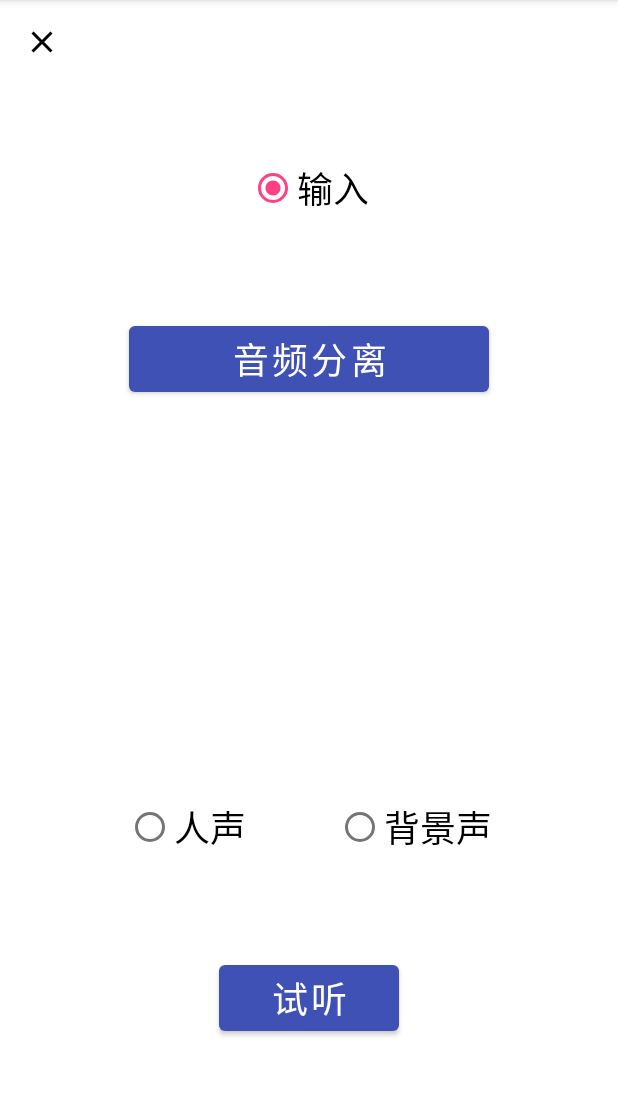
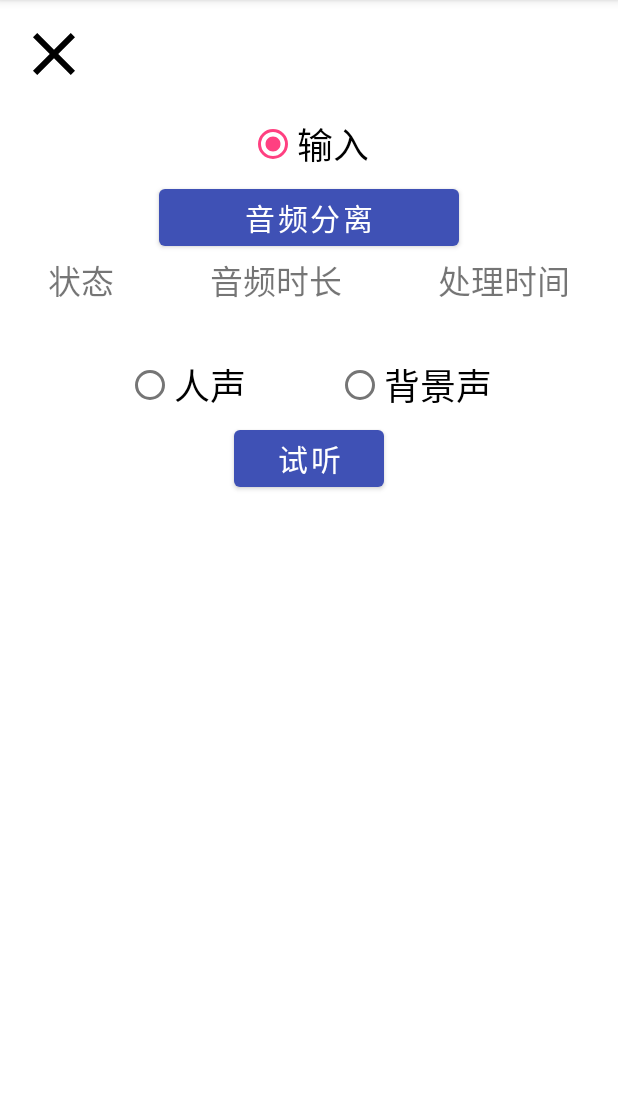
Before and after one commit to z6m8n7ljw/spleeter-mnn, an Android app: the AudioSeparationActivity screen opened directly, with no data from a screen before it, on a phone screen of 412 x 824 dp, the part 84-1180 px from its top. Run offline under Robolectric (Android 15) with nearby library versions, the phone set to English and light mode, and no system bars.

Commit message:
build: build native library in Release version; style: add processing status and data for layout

```diff
--- a/Android/AudioSeparation/app/src/main/java/com/bilibili/audioseparation/activity/MainActivity.java
+++ b/Android/AudioSeparation/app/src/main/java/com/bilibili/audioseparation/activity/MainActivity.java
@@ -39,7 +39,6 @@ public class MainActivity extends BaseActivity {
 
         initPermission();
         setListener();
-//        setNativeLibraryDirPath();
         prepareResourceFiles();
     }
 
@@ -56,11 +55,6 @@ public class MainActivity extends BaseActivity {
 
     private void setListener() {
         findViewById(R.id.main_btn_audioseparate).setOnClickListener(v -> startActivity(AudioSeparationActivity.class));
-    }
-
-    private void setNativeLibraryDirPath() {
-        String libPath = "/data/data/com.bilibili.audioseparation/";
-        BLLibLoader.setLibraryPath(libPath);
     }
 
     private void initPermission() {
--- a/Android/AudioSeparation/app/src/main/res/layout/activity_audioseparation.xml
+++ b/Android/AudioSeparation/app/src/main/res/layout/activity_audioseparation.xml
@@ -1,6 +1,5 @@
 <?xml version="1.0" encoding="utf-8"?>
 <LinearLayout xmlns:android="http://schemas.android.com/apk/res/android"
-    xmlns:app="http://schemas.android.com/apk/res-auto"
     android:layout_width="match_parent"
     android:layout_height="match_parent"
     android:orientation="vertical">
@@ -12,35 +11,39 @@
 
         <ImageButton
             android:id="@+id/back_button"
+            android:layout_width="48dp"
+            android:layout_height="48dp"
+            android:layout_margin="12dp"
+            android:background="?android:attr/selectableItemBackground"
+            android:contentDescription="@string/back_button"
+            android:scaleType="fitCenter"
+            android:src="@drawable/ic_back" />
+
+        <View
+            android:layout_width="wrap_content"
+            android:layout_height="match_parent"
+            android:layout_weight="1" />
+
+        <ProgressBar
+            android:id="@+id/progress_bar"
             android:layout_width="wrap_content"
             android:layout_height="wrap_content"
-            android:layout_alignParentStart="true"
-            android:layout_marginStart="16dp"
-            android:layout_marginLeft="16dp"
-            android:layout_marginTop="16dp"
-            android:background="?android:attr/selectableItemBackground"
-            android:contentDescription="@string/back_button"
-            android:src="@drawable/ic_back" />
+            android:layout_margin="12dp"
+            android:indeterminate="true"
+            android:visibility="gone" />
 
     </LinearLayout>
 
     <LinearLayout
         android:layout_width="match_parent"
         android:layout_height="match_parent"
-        android:layout_below="@id/back_button"
-        android:orientation="vertical">
-
-        <LinearLayout
-            android:layout_width="match_parent"
-            android:layout_height="wrap_content"
-            android:layout_weight="0.5"
-            android:gravity="center"
         android:orientation="vertical">
 
         <RadioGroup
             android:id="@+id/file_in_group"
-                android:layout_width="wrap_content"
+            android:layout_width="match_parent"
             android:layout_height="wrap_content"
+            android:gravity="center"
             android:orientation="horizontal">
 
             <RadioButton
@@ -48,54 +51,98 @@
                 android:layout_width="wrap_content"
                 android:layout_height="wrap_content"
                 android:checked="true"
-                    android:text="输入"
+                android:text="@string/input"
                 android:textSize="24sp" />
         </RadioGroup>
-        </LinearLayout>
 
         <LinearLayout
             android:layout_width="match_parent"
             android:layout_height="wrap_content"
-            android:layout_weight="0.3"
+            android:gravity="center"
+            android:orientation="vertical">
+
+            <Button
+                android:id="@+id/btn_audio_separate"
+                android:layout_width="200dp"
+                android:layout_height="wrap_content"
+                android:text="@string/process"
+                android:textSize="20sp" />
+        </LinearLayout>
+
+        <TableLayout
+            android:id="@+id/table"
+            android:layout_width="match_parent"
+            android:layout_height="wrap_content"
             android:gravity="center_horizontal"
             android:orientation="horizontal">
 
-            <Button
-                android:id="@+id/btn_audio_separate"
-                android:layout_width="240dp"
-                android:layout_height="wrap_content"
-                android:layout_weight="0"
-                android:text="音频分离"
-                android:textSize="24sp" />
-        </LinearLayout>
+            <TableRow
+                android:layout_width="match_parent"
+                android:layout_height="match_parent"
+                android:orientation="horizontal">
 
-        <LinearLayout
-            android:layout_width="match_parent"
-            android:layout_height="wrap_content"
-            android:layout_weight="0.5"
-            android:gravity="center_horizontal"
-            android:orientation="horizontal">
-            <ProgressBar
-                android:id="@+id/progress_bar"
+                <TextView
                     android:layout_width="wrap_content"
                     android:layout_height="wrap_content"
-                android:layout_centerInParent="true"
-                android:indeterminate="true"
-                android:visibility="gone" />
+                    android:layout_weight="1"
+                    android:gravity="center"
+                    android:text="@string/status"
+                    android:textSize="22sp" />
 
-        </LinearLayout>
+                <TextView
+                    android:layout_width="wrap_content"
+                    android:layout_height="wrap_content"
+                    android:layout_weight="1"
+                    android:gravity="center"
+                    android:text="@string/audio_duration"
+                    android:textSize="22sp" />
 
-        <LinearLayout
+                <TextView
+                    android:layout_width="wrap_content"
+                    android:layout_height="wrap_content"
+                    android:layout_weight="1"
+                    android:gravity="center"
+                    android:text="@string/processing_time"
+                    android:textSize="22sp" />
+            </TableRow>
+
+            <TableRow
                 android:layout_width="match_parent"
+                android:layout_height="match_parent"
+                android:orientation="horizontal">
+
+                <TextView
+                    android:id="@+id/status_text"
+                    android:layout_width="wrap_content"
                     android:layout_height="wrap_content"
-            android:layout_weight="0.5"
+                    android:layout_weight="1"
                     android:gravity="center"
-            android:orientation="vertical">
+                    android:textSize="22sp" />
+
+                <TextView
+                    android:id="@+id/duration_text"
+                    android:layout_width="wrap_content"
+                    android:layout_height="wrap_content"
+                    android:layout_weight="1"
+                    android:gravity="center"
+                    android:textSize="22sp" />
+
+                <TextView
+                    android:id="@+id/processing_time_text"
+                    android:layout_width="wrap_content"
+                    android:layout_height="wrap_content"
+                    android:layout_weight="1"
+                    android:gravity="center"
+                    android:textSize="22sp" />
+            </TableRow>
+
+        </TableLayout>
 
         <RadioGroup
             android:id="@+id/file_out_group"
-                android:layout_width="wrap_content"
+            android:layout_width="match_parent"
             android:layout_height="wrap_content"
+            android:gravity="center"
             android:orientation="horizontal">
 
             <RadioButton
@@ -105,7 +152,7 @@
                 android:layout_marginEnd="30dp"
                 android:layout_marginRight="30dp"
                 android:checked="false"
-                    android:text="人声"
+                android:text="@string/vocal"
                 android:textSize="24sp" />
 
             <RadioButton
@@ -115,25 +162,22 @@
                 android:layout_marginStart="30dp"
                 android:layout_marginLeft="30dp"
                 android:checked="false"
-                    android:text="背景声"
+                android:text="@string/background_sound"
                 android:textSize="24sp" />
         </RadioGroup>
-        </LinearLayout>
 
         <LinearLayout
             android:layout_width="match_parent"
             android:layout_height="wrap_content"
-            android:layout_weight="0.3"
-            android:gravity="center_horizontal"
-            android:orientation="horizontal">
+            android:gravity="center|center_horizontal"
+            android:orientation="vertical">
 
             <Button
                 android:id="@+id/btn_play"
-                android:layout_width="120dp"
+                android:layout_width="100dp"
                 android:layout_height="wrap_content"
-                android:layout_weight="0"
-                android:text="试听"
-                android:textSize="24sp" />
+                android:text="@string/play"
+                android:textSize="20sp" />
         </LinearLayout>
 
     </LinearLayout>
--- a/Android/AudioSeparation/app/src/main/res/values/strings.xml
+++ b/Android/AudioSeparation/app/src/main/res/values/strings.xml
@@ -1,4 +1,13 @@
 <resources>
     <string name="app_name">AudioSeparation</string>
+    <string name="main_button">音频分离测试</string>
     <string name="back_button">返回</string>
+    <string name="input">输入</string>
+    <string name="process">音频分离</string>
+    <string name="status">状态</string>
+    <string name="audio_duration">音频时长</string>
+    <string name="processing_time">处理时间</string>
+    <string name="vocal">人声</string>
+    <string name="background_sound">背景声</string>
+    <string name="play">试听</string>
 </resources>
--- a/Android/AudioSeparation/libaudioseparation/build.gradle
+++ b/Android/AudioSeparation/libaudioseparation/build.gradle
@@ -12,6 +12,11 @@ android {
         versionName "1.0"
 
         consumerProguardFiles 'consumer-rules.pro'
+        externalNativeBuild {
+            cmake {
+                arguments "-DCMAKE_BUILD_TYPE=Release"
+            }
+        }
         ndk {
             abiFilters('arm64-v8a')
         }
```
Also changed, not shown: Android/AudioSeparation/app/src/main/java/com/bilibili/audioseparation/audio/AudioSeparation.java (+27 -6 lines), Android/AudioSeparation/app/src/main/res/layout/activity_main.xml (+7 -16 lines), Android/AudioSeparation/app/src/main/res/layout/custom_toast.xml (deleted, +0 -17 lines). Lines whose indentation alone changed are shown as unchanged.
